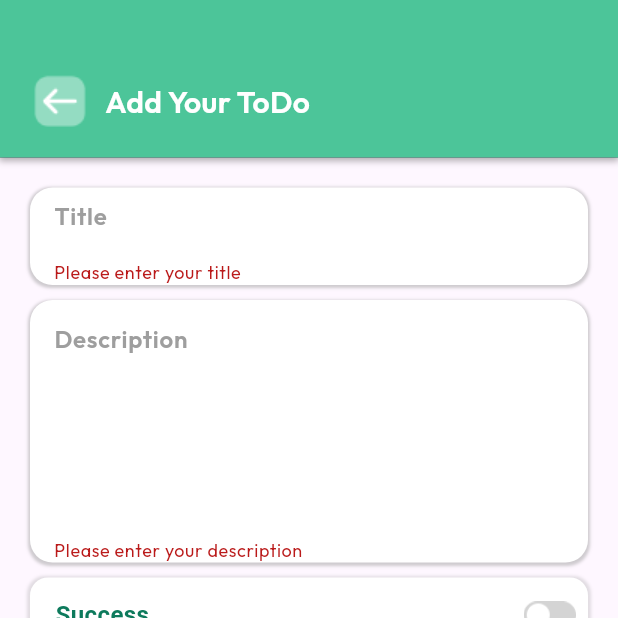
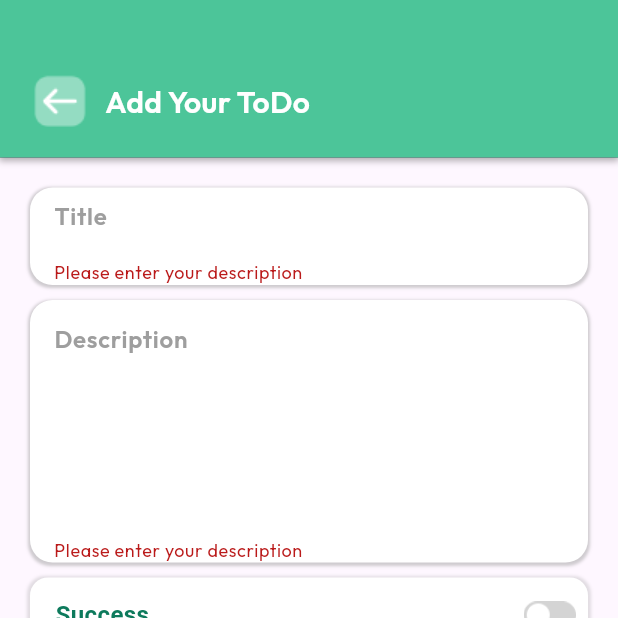
Before and after one commit to pluemmmmm/to-do-list-flutter, a Flutter app: the AddToDo screen opened by its route, after a tap on "Save", on a phone screen of 412 x 824 dp, the top half of it. Run offline on Flutter 3.47's test engine with Material 3 defaults, Android fonts, the phone set to English and light mode, and no system bars; our stand-ins replace connectivity_plus, get, google_fonts, shared_preferences; accounts and stored records are empty.

Commit message:
fix issue about condition title-description fields and change height for card to do list

```diff
--- a/lib/screen/add_to_do_screen.dart
+++ b/lib/screen/add_to_do_screen.dart
@@ -402,13 +402,20 @@ void _showErrorDialog(BuildContext context, String title, String message) {
                                   border: InputBorder.none,
                                   contentPadding: EdgeInsets.symmetric(vertical: 14.0, horizontal: 16.0),
                                 ),
+                                autovalidateMode: AutovalidateMode.onUserInteraction,
                                 onFieldSubmitted: (_) {
                                   titleFocus.unfocus();
                                   FocusScope.of(context).requestFocus(descFocus);
                                 },
                                 validator: (value) {
                                   if (value == null || value.isEmpty) {
-                                    return 'Please enter your title';
+                                    return 'Please enter your description';
+                                  }
+                                  if (value.trim().isEmpty) {
+                                    return 'Description cannot be just spaces';
+                                  }
+                                  if (value.startsWith(' ') || value.endsWith(' ')) {
+                                    return 'Description cannot start or end with a space';
                                   }
                                   return null;
                                 },
@@ -450,12 +457,19 @@ void _showErrorDialog(BuildContext context, String title, String message) {
                               ),
                               maxLines: 7, // line
                               textInputAction: TextInputAction.done, // เปลี่ยนการกระทำของปุ่ม Enter
+                              autovalidateMode: AutovalidateMode.onUserInteraction,
                               onFieldSubmitted: (_) {
                                 FocusScope.of(context).unfocus();
                               },
                               validator: (value) {
                                 if (value == null || value.isEmpty) {
                                   return 'Please enter your description';
+                                }
+                                if (value.trim().isEmpty) {
+                                  return 'Description cannot be just spaces';
+                                }
+                                if (value.startsWith(' ') || value.endsWith(' ')) {
+                                  return 'Description cannot start or end with a space';
                                 }
                                 return null;
                               },
--- a/lib/screen/to_do_list_screen.dart
+++ b/lib/screen/to_do_list_screen.dart
@@ -425,7 +425,7 @@ class _ToDoListState extends State<ToDoList> {
                                   children: [
                                     if (index != 0) const SizedBox(height: 6.0), //except first item
                                     Container(
-                                      height: MediaQuery.of(context).size.height * 0.17,
+                                      height: 140.0,
                                       decoration: BoxDecoration(
                                         color: Colors.white,
                                         borderRadius: BorderRadius.circular(12.0),
```
